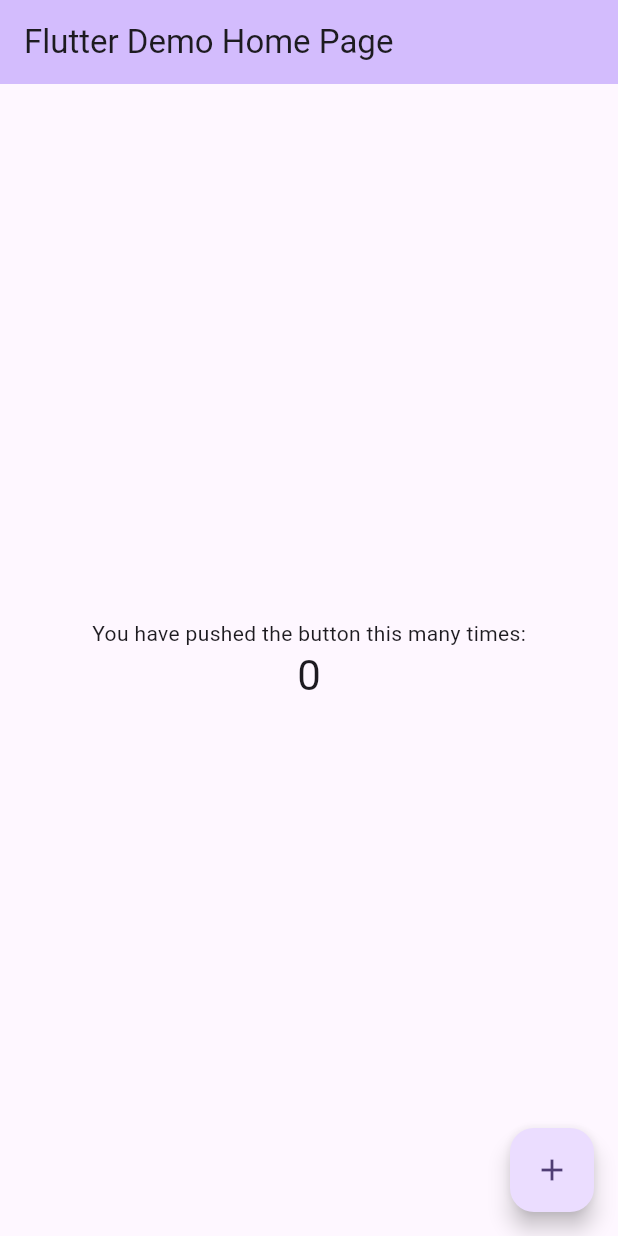
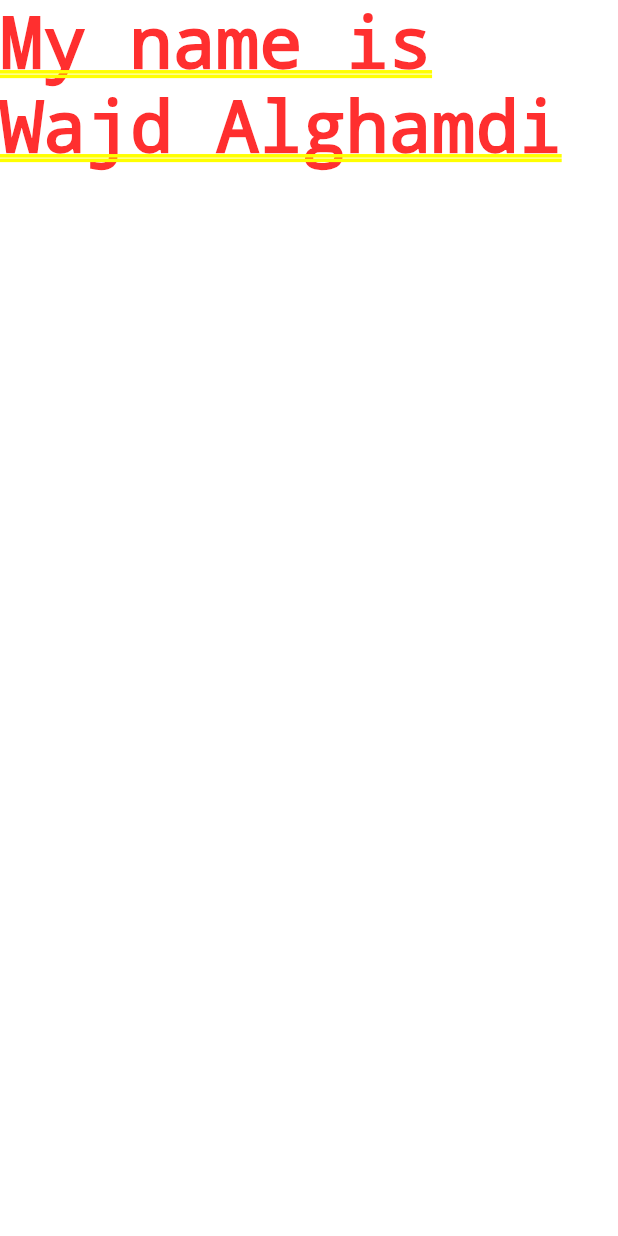
Before and after one commit to Wajza/swe463_demo1_202262140, a Flutter app: the screen it shows after launch, on a phone screen of 412 x 824 dp. Run offline on Flutter 3.47's test engine with Material 3 defaults, Android fonts, the phone set to English and light mode, and no system bars.

Commit message:
Checkpoint 1

```diff
--- a/lib/main.dart
+++ b/lib/main.dart
@@ -1,122 +1,6 @@
+// Checkpoint 1
 import 'package:flutter/material.dart';
 
 void main() {
-  runApp(const MyApp());
+  runApp(const MaterialApp(home: Text("My name is Wajd Alghamdi")));
 }
-
-class MyApp extends StatelessWidget {
-  const MyApp({super.key});
-
-  // This widget is the root of your application.
-  @override
-  Widget build(BuildContext context) {
-    return MaterialApp(
-      title: 'Flutter Demo',
-      theme: ThemeData(
-        // This is the theme of your application.
-        //
-        // TRY THIS: Try running your application with "flutter run". You'll see
-        // the application has a purple toolbar. Then, without quitting the app,
-        // try changing the seedColor in the colorScheme below to Colors.green
-        // and then invoke "hot reload" (save your changes or press the "hot
-        // reload" button in a Flutter-supported IDE, or press "r" if you used
-        // the command line to start the app).
-        //
-        // Notice that the counter didn't reset back to zero; the application
-        // state is not lost during the reload. To reset the state, use hot
-        // restart instead.
-        //
-        // This works for code too, not just values: Most code changes can be
-        // tested with just a hot reload.
-        colorScheme: .fromSeed(seedColor: Colors.deepPurple),
-      ),
-      home: const MyHomePage(title: 'Flutter Demo Home Page'),
-    );
-  }
-}
-
-class MyHomePage extends StatefulWidget {
-  const MyHomePage({super.key, required this.title});
-
-  // This widget is the home page of your application. It is stateful, meaning
-  // that it has a State object (defined below) that contains fields that affect
-  // how it looks.
-
-  // This class is the configuration for the state. It holds the values (in this
-  // case the title) provided by the parent (in this case the App widget) and
-  // used by the build method of the State. Fields in a Widget subclass are
-  // always marked "final".
-
-  final String title;
-
-  @override
-  State<MyHomePage> createState() => _MyHomePageState();
-}
-
-class _MyHomePageState extends State<MyHomePage> {
-  int _counter = 0;
-
-  void _incrementCounter() {
-    setState(() {
-      // This call to setState tells the Flutter framework that something has
-      // changed in this State, which causes it to rerun the build method below
-      // so that the display can reflect the updated values. If we changed
-      // _counter without calling setState(), then the build method would not be
-      // called again, and so nothing would appear to happen.
-      _counter++;
-    });
-  }
-
-  @override
-  Widget build(BuildContext context) {
-    // This method is rerun every time setState is called, for instance as done
-    // by the _incrementCounter method above.
-    //
-    // The Flutter framework has been optimized to make rerunning build methods
-    // fast, so that you can just rebuild anything that needs updating rather
-    // than having to individually change instances of widgets.
-    return Scaffold(
-      appBar: AppBar(
-        // TRY THIS: Try changing the color here to a specific color (to
-        // Colors.amber, perhaps?) and trigger a hot reload to see the AppBar
-        // change color while the other colors stay the same.
-        backgroundColor: Theme.of(context).colorScheme.inversePrimary,
-        // Here we take the value from the MyHomePage object that was created by
-        // the App.build method, and use it to set our appbar title.
-        title: Text(widget.title),
-      ),
-      body: Center(
-        // Center is a layout widget. It takes a single child and positions it
-        // in the middle of the parent.
-        child: Column(
-          // Column is also a layout widget. It takes a list of children and
-          // arranges them vertically. By default, it sizes itself to fit its
-          // children horizontally, and tries to be as tall as its parent.
-          //
-          // Column has various properties to control how it sizes itself and
-          // how it positions its children. Here we use mainAxisAlignment to
-          // center the children vertically; the main axis here is the vertical
-          // axis because Columns are vertical (the cross axis would be
-          // horizontal).
-          //
-          // TRY THIS: Invoke "debug painting" (choose the "Toggle Debug Paint"
-          // action in the IDE, or press "p" in the console), to see the
-          // wireframe for each widget.
-          mainAxisAlignment: .center,
-          children: [
-            const Text('You have pushed the button this many times:'),
-            Text(
-              '$_counter',
-              style: Theme.of(context).textTheme.headlineMedium,
-            ),
-          ],
-        ),
-      ),
-      floatingActionButton: FloatingActionButton(
-        onPressed: _incrementCounter,
-        tooltip: 'Increment',
-        child: const Icon(Icons.add),
-      ),
-    );
-  }
-}
```
